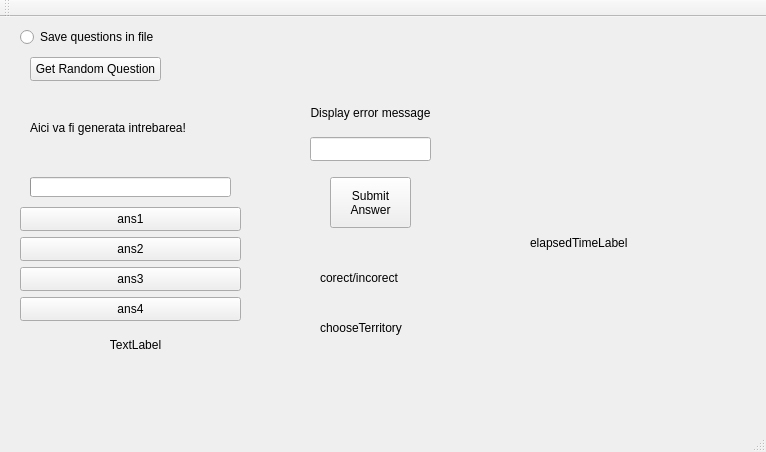
Above: Triviador/Triviador/Triviador.ui from AndreiAndreea/TriviadorMCpp before the change. Below: the same form after it.
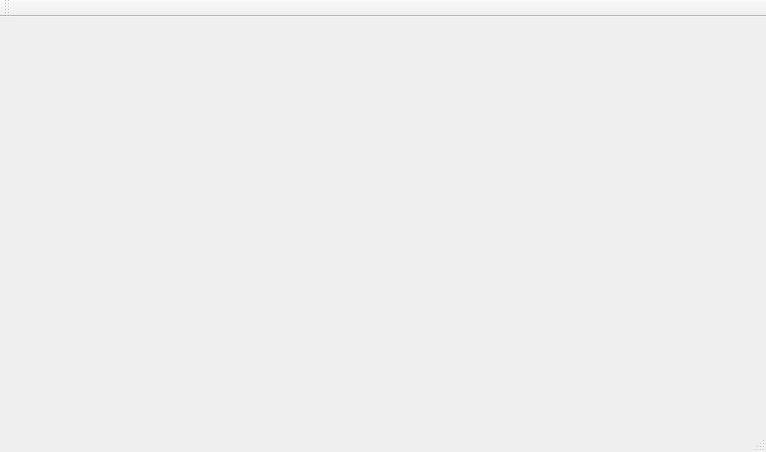
That is the form after the change.

Commit message: Moved code and GUI from Triviador class to new GameElementsGenerator class.

What changed in the file:
```diff
--- a/Triviador/Triviador/Triviador.ui
+++ b/Triviador/Triviador/Triviador.ui
@@ -13,248 +13,7 @@
   <property name="windowTitle">
    <string>Triviador</string>
   </property>
-  <widget class="QWidget" name="centralWidget">
-   <widget class="QRadioButton" name="saveQuestionsInFileButton">
-    <property name="geometry">
-     <rect>
-      <x>20</x>
-      <y>10</y>
-      <width>201</width>
-      <height>20</height>
-     </rect>
-    </property>
-    <property name="text">
-     <string>Save questions in file</string>
-    </property>
-   </widget>
-   <widget class="QPushButton" name="getRandomQuestionButton">
-    <property name="geometry">
-     <rect>
-      <x>30</x>
-      <y>40</y>
-      <width>131</width>
-      <height>24</height>
-     </rect>
-    </property>
-    <property name="text">
-     <string>Get Random Question</string>
-    </property>
-   </widget>
-   <widget class="QLabel" name="titleLabel">
-    <property name="geometry">
-     <rect>
-      <x>30</x>
-      <y>70</y>
-      <width>231</width>
-      <height>81</height>
-     </rect>
-    </property>
-    <property name="text">
-     <string>Aici va fi generata intrebarea!</string>
-    </property>
-    <property name="wordWrap">
-     <bool>true</bool>
-    </property>
-   </widget>
-   <widget class="QLineEdit" name="inputAnswerLineEdit">
-    <property name="geometry">
-     <rect>
-      <x>310</x>
-      <y>120</y>
-      <width>121</width>
-      <height>24</height>
-     </rect>
-    </property>
-   </widget>
-   <widget class="QPushButton" name="submitAnswerButton">
-    <property name="geometry">
-     <rect>
-      <x>330</x>
-      <y>160</y>
-      <width>81</width>
-      <height>51</height>
-     </rect>
-    </property>
-    <property name="text">
-     <string>Submit
-Answer</string>
-    </property>
-   </widget>
-   <widget class="QLabel" name="errorLabel">
-    <property name="geometry">
-     <rect>
-      <x>260</x>
-      <y>80</y>
-      <width>221</width>
-      <height>31</height>
-     </rect>
-    </property>
-    <property name="text">
-     <string>Display error message</string>
-    </property>
-    <property name="alignment">
-     <set>Qt::AlignCenter</set>
-    </property>
-    <property name="wordWrap">
-     <bool>true</bool>
-    </property>
-   </widget>
-   <widget class="QLabel" name="displayProximityCorrectAnswerLabel">
-    <property name="geometry">
-     <rect>
-      <x>450</x>
-      <y>80</y>
-      <width>151</width>
-      <height>101</height>
-     </rect>
-    </property>
-    <property name="text">
-     <string/>
-    </property>
-    <property name="wordWrap">
-     <bool>true</bool>
-    </property>
-   </widget>
-   <widget class="QLabel" name="displayAnswerVerdictMultipleChoiceQuestionLabel">
-    <property name="geometry">
-     <rect>
-      <x>320</x>
-      <y>220</y>
-      <width>291</width>
-      <height>81</height>
-     </rect>
-    </property>
-    <property name="text">
-     <string>corect/incorect</string>
-    </property>
-   </widget>
-   <widget class="QPushButton" name="multipleChoiceAnswer1Button">
-    <property name="geometry">
-     <rect>
-      <x>20</x>
-      <y>190</y>
-      <width>221</width>
-      <height>24</height>
-     </rect>
-    </property>
-    <property name="text">
-     <string>ans1</string>
-    </property>
-   </widget>
-   <widget class="QPushButton" name="multipleChoiceAnswer2Button">
-    <property name="geometry">
-     <rect>
-      <x>20</x>
-      <y>220</y>
-      <width>221</width>
-      <height>24</height>
-     </rect>
-    </property>
-    <property name="text">
-     <string>ans2</string>
-    </property>
-   </widget>
-   <widget class="QPushButton" name="multipleChoiceAnswer3Button">
-    <property name="geometry">
-     <rect>
-      <x>20</x>
-      <y>250</y>
-      <width>221</width>
-      <height>24</height>
-     </rect>
-    </property>
-    <property name="text">
-     <string>ans3</string>
-    </property>
-   </widget>
-   <widget class="QPushButton" name="multipleChoiceAnswer4Button">
-    <property name="geometry">
-     <rect>
-      <x>20</x>
-      <y>280</y>
-      <width>221</width>
-      <height>24</height>
-     </rect>
-    </property>
-    <property name="text">
-     <string>ans4</string>
-    </property>
-   </widget>
-   <widget class="QLabel" name="checkAnswerSelection">
-    <property name="geometry">
-     <rect>
-      <x>10</x>
-      <y>320</y>
-      <width>251</width>
-      <height>16</height>
-     </rect>
-    </property>
-    <property name="text">
-     <string>TextLabel</string>
-    </property>
-    <property name="alignment">
-     <set>Qt::AlignCenter</set>
-    </property>
-   </widget>
-   <widget class="QLabel" name="displayAnswerVerdictSingleChoiceQuestionLabel">
-    <property name="geometry">
-     <rect>
-      <x>600</x>
-      <y>70</y>
-      <width>151</width>
-      <height>101</height>
-     </rect>
-    </property>
-    <property name="text">
-     <string/>
-    </property>
-    <property name="wordWrap">
-     <bool>true</bool>
-    </property>
-   </widget>
-   <widget class="QLabel" name="chooseTerritoryLabel">
-    <property name="geometry">
-     <rect>
-      <x>320</x>
-      <y>300</y>
-      <width>201</width>
-      <height>21</height>
-     </rect>
-    </property>
-    <property name="text">
-     <string>chooseTerritory</string>
-    </property>
-   </widget>
-   <widget class="QProgressBar" name="progressBar">
-    <property name="geometry">
-     <rect>
-      <x>30</x>
-      <y>160</y>
-      <width>201</width>
-      <height>20</height>
-     </rect>
-    </property>
-    <property name="value">
-     <number>0</number>
-    </property>
-    <property name="textVisible">
-     <bool>false</bool>
-    </property>
-   </widget>
-   <widget class="QLabel" name="elapsedTimeLabel">
-    <property name="geometry">
-     <rect>
-      <x>530</x>
-      <y>210</y>
-      <width>131</width>
-      <height>31</height>
-     </rect>
-    </property>
-    <property name="text">
-     <string>elapsedTimeLabel</string>
-    </property>
-   </widget>
-  </widget>
+  <widget class="QWidget" name="centralWidget"/>
   <widget class="QMenuBar" name="menuBar">
    <property name="geometry">
     <rect>
```
Left out of the diff: 2 changed lines with no effect on the pictures. The commit also changes 11 other files.
